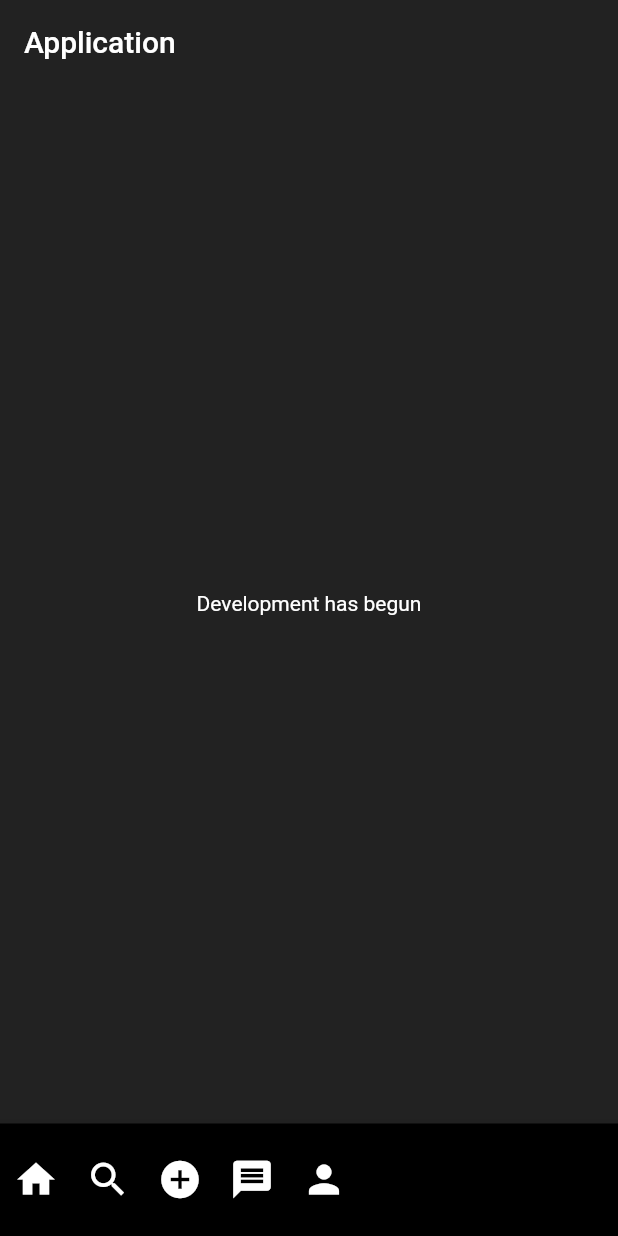
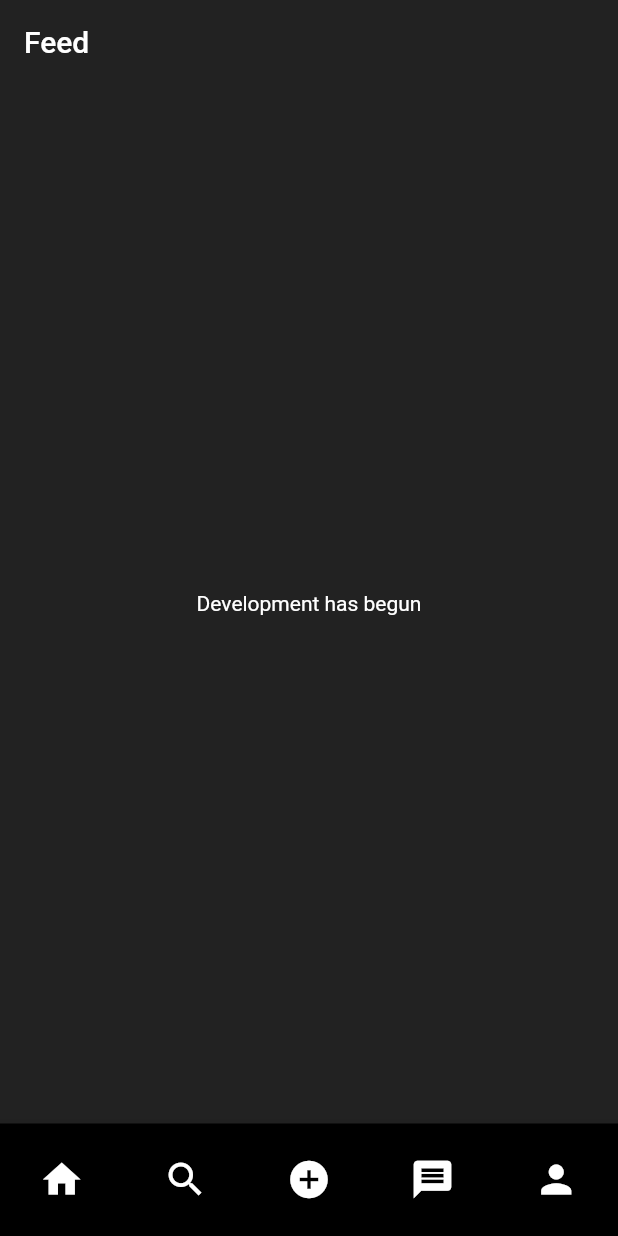
Before and after one commit to alex-ivankova766/social_media_app_with_clean_and_bloc, a Flutter app: the screen it shows after launch, on a phone screen of 412 x 824 dp. Run offline on Flutter 3.47's test engine with Material 2 defaults, Android fonts, the light colour scheme and no system bars; our stand-ins replace go_router.

Commit message:
screens added

```diff
--- a/lib/main.dart
+++ b/lib/main.dart
@@ -1,6 +1,6 @@
 import 'package:flutter/material.dart';
-import 'package:social_media_app_with_clean_architecture_and_the_bloc_pattern/src/config/app_theme.dart';
-import 'package:social_media_app_with_clean_architecture_and_the_bloc_pattern/src/shared/presentation/widgets/custom_nav_bar.dart';
+
+import 'src/config/config.dart';
 
 void main() {
   runApp(const MyApp());
@@ -10,23 +10,10 @@ class MyApp extends StatelessWidget {
   const MyApp({super.key});
   @override
   Widget build(BuildContext context) {
-    return MaterialApp(
+    return MaterialApp.router(
       title: 'Social media application',
       theme: CustomTheme().theme(),
-      home: const HomeScreen(),
+      routerConfig: AppRouter().router,
     );
   }
 }
-
-class HomeScreen extends StatelessWidget {
-  const HomeScreen({super.key});
-
-  @override
-  Widget build(BuildContext context) {
-    return Scaffold(
-      appBar: AppBar(title: const Text('Application')),
-      body: const Center(child: Text('Development has begun')),
-      bottomNavigationBar: const CustomNavBar(),
-    );
-  }
-}
--- a/lib/src/config/app_router.dart
+++ b/lib/src/config/app_router.dart
@@ -3,7 +3,8 @@ import 'dart:async';
 import 'package:flutter/material.dart';
 import 'package:go_router/go_router.dart';
 
-import '../../main.dart';
+import '../features/auth/presentation/views/screens.dart';
+import '../features/feed/presentation/view/screens.dart';
 
 class AppRouter {
   //TODO: Add the auth bloc as an input
@@ -16,14 +17,14 @@ class AppRouter {
         path: '/',
         builder: (BuildContext context, GoRouterState state) {
           // TODO: change to feed screen.
-          return const HomeScreen();
+          return const FeedScreen();
         },
         routes: <GoRoute>[
           GoRoute(
               name: 'discover',
-              path: '/discover',
+              path: 'discover',
               builder: (BuildContext context, GoRouterState state) {
-                return Container();
+                return const DiscoverScreen();
               },
               routes: [
                 GoRoute(
@@ -36,16 +37,16 @@ class AppRouter {
               ]),
           GoRoute(
               name: 'login',
-              path: '/login',
+              path: 'login',
               builder: (BuildContext context, GoRouterState state) {
-                return Container();
+                return const LoginScreen();
               },
               routes: [
                 GoRoute(
                   name: 'signup',
                   path: 'signup',
                   builder: (BuildContext context, GoRouterState state) {
-                    return Container();
+                    return const SignUpScreen();
                   },
                 )
               ]),
--- /dev/null
+++ b/lib/src/config/config.dart
@@ -0,0 +1,2 @@
+export 'app_router.dart';
+export 'app_theme.dart';
--- /dev/null
+++ b/lib/src/features/auth/presentation/views/screens.dart
@@ -0,0 +1,2 @@
+export 'login_screen.dart';
+export 'signup_screen.dart';
--- /dev/null
+++ b/lib/src/features/feed/presentation/view/feed_screen.dart
@@ -0,0 +1,16 @@
+import 'package:flutter/material.dart';
+
+import '../../../../shared/presentation/widgets/widgets.dart';
+
+class FeedScreen extends StatelessWidget {
+  const FeedScreen({super.key});
+
+  @override
+  Widget build(BuildContext context) {
+    return Scaffold(
+      appBar: AppBar(title: const Text('Feed')),
+      body: const Center(child: Text('Development has begun')),
+      bottomNavigationBar: const CustomNavBar(),
+    );
+  }
+}
--- /dev/null
+++ b/lib/src/features/feed/presentation/view/screens.dart
@@ -0,0 +1,2 @@
+export 'discover_screen.dart';
+export 'feed_screen.dart';
--- a/lib/src/shared/presentation/widgets/custom_nav_bar.dart
+++ b/lib/src/shared/presentation/widgets/custom_nav_bar.dart
@@ -1,4 +1,5 @@
 import 'package:flutter/material.dart';
+import 'package:go_router/go_router.dart';
 
 class CustomNavBar extends StatelessWidget {
   const CustomNavBar({super.key});
@@ -10,19 +11,37 @@ class CustomNavBar extends StatelessWidget {
       color: Colors.black,
       child: SizedBox(
         height: 75,
-        child: Row(children: [
+        child: Row(mainAxisAlignment: MainAxisAlignment.spaceAround, children: [
           IconButton(
-              onPressed: () {}, iconSize: 30, icon: const Icon(Icons.home)),
+              onPressed: () {
+                context.goNamed('feed');
+              },
+              iconSize: 30,
+              icon: const Icon(Icons.home)),
           IconButton(
-              onPressed: () {}, iconSize: 30, icon: const Icon(Icons.search)),
+              onPressed: () {
+                context.goNamed('discover');
+              },
+              iconSize: 30,
+              icon: const Icon(Icons.search)),
           IconButton(
-              onPressed: () {},
+              onPressed: () {
+                // context.goNamed('feed');
+              },
               iconSize: 30,
               icon: const Icon(Icons.add_circle)),
           IconButton(
-              onPressed: () {}, iconSize: 30, icon: const Icon(Icons.message)),
+              onPressed: () {
+                // context.goNamed('feed');
+              },
+              iconSize: 30,
+              icon: const Icon(Icons.message)),
           IconButton(
-              onPressed: () {}, iconSize: 30, icon: const Icon(Icons.person)),
+              onPressed: () {
+                // context.goNamed('feed');
+              },
+              iconSize: 30,
+              icon: const Icon(Icons.person)),
         ]),
       ),
     );
```
Also changed, not shown: lib/src/features/auth/presentation/views/login_screen.dart (added, +14 -0 lines), lib/src/features/auth/presentation/views/signup_screen.dart (added, +14 -0 lines), lib/src/features/feed/presentation/view/discover_screen.dart (added, +16 -0 lines), 1 other file.
